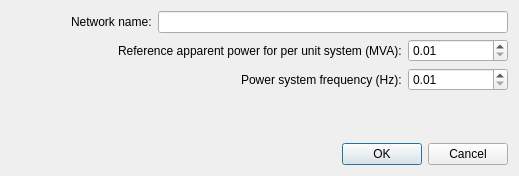
Old version of the form src/electricalsim/ui/network_settings_dialog.ui in the repository aloytag/electrical-grid-simulator.
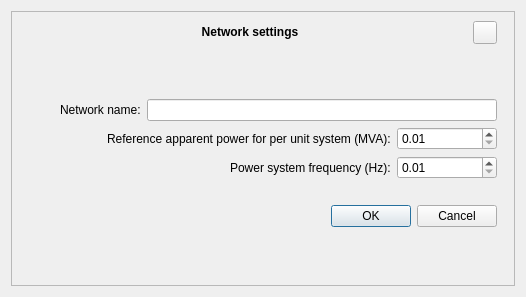
New version of the form.

```diff
--- a/src/electricalsim/ui/network_settings_dialog.ui
+++ b/src/electricalsim/ui/network_settings_dialog.ui
@@ -6,20 +6,20 @@
    <rect>
     <x>0</x>
     <y>0</y>
-    <width>519</width>
-    <height>176</height>
+    <width>526</width>
+    <height>297</height>
    </rect>
   </property>
   <property name="minimumSize">
    <size>
-    <width>519</width>
+    <width>0</width>
     <height>176</height>
    </size>
   </property>
   <property name="maximumSize">
    <size>
-    <width>519</width>
-    <height>176</height>
+    <width>800</width>
+    <height>500</height>
    </size>
   </property>
   <property name="windowTitle">
@@ -27,6 +27,67 @@
   </property>
   <layout class="QVBoxLayout" name="verticalLayout">
    <item>
+    <widget class="QFrame" name="frame">
+     <property name="minimumSize">
+      <size>
+       <width>0</width>
+       <height>50</height>
+      </size>
+     </property>
+     <property name="frameShape">
+      <enum>QFrame::Shape::StyledPanel</enum>
+     </property>
+     <property name="frameShadow">
+      <enum>QFrame::Shadow::Raised</enum>
+     </property>
+     <layout class="QVBoxLayout" name="verticalLayout_2">
+      <property name="leftMargin">
+       <number>21</number>
+      </property>
+      <property name="rightMargin">
+       <number>17</number>
+      </property>
+      <item>
+       <layout class="QHBoxLayout" name="horizontalLayout_4">
+        <item>
+         <widget class="QLabel" name="label_4">
+          <property name="text">
+           <string>&lt;html&gt;&lt;head/&gt;&lt;body&gt;&lt;p&gt;&lt;span style=&quot; font-weight:700;&quot;&gt;Network settings&lt;/span&gt;&lt;/p&gt;&lt;/body&gt;&lt;/html&gt;</string>
+          </property>
+          <property name="textFormat">
+           <enum>Qt::TextFormat::RichText</enum>
+          </property>
+          <property name="alignment">
+           <set>Qt::AlignmentFlag::AlignCenter</set>
+          </property>
+         </widget>
+        </item>
+        <item>
+         <widget class="QToolButton" name="btn_close">
+          <property name="focusPolicy">
+           <enum>Qt::FocusPolicy::NoFocus</enum>
+          </property>
+          <property name="text">
+           <string/>
+          </property>
+         </widget>
+        </item>
+       </layout>
+      </item>
+      <item>
+       <spacer name="verticalSpacer_2">
+        <property name="orientation">
+         <enum>Qt::Orientation::Vertical</enum>
+        </property>
+        <property name="sizeHint" stdset="0">
+         <size>
+          <width>20</width>
+          <height>40</height>
+         </size>
+        </property>
+       </spacer>
+      </item>
+      <item>
     <layout class="QHBoxLayout" name="horizontalLayout">
      <item>
       <spacer name="horizontalSpacer">
@@ -156,14 +217,17 @@
     </layout>
    </item>
    <item>
-    <spacer name="verticalSpacer">
+       <spacer name="verticalSpacer_3">
      <property name="orientation">
-      <enum>Qt::Vertical</enum>
+         <enum>Qt::Orientation::Vertical</enum>
+        </property>
+        <property name="sizeType">
+         <enum>QSizePolicy::Policy::Fixed</enum>
      </property>
      <property name="sizeHint" stdset="0">
       <size>
        <width>20</width>
-       <height>40</height>
+          <height>20</height>
       </size>
      </property>
     </spacer>
@@ -174,8 +238,24 @@
       <enum>Qt::Horizontal</enum>
      </property>
      <property name="standardButtons">
-      <set>QDialogButtonBox::Cancel|QDialogButtonBox::Ok</set>
-     </property>
+         <set>QDialogButtonBox::StandardButton::Cancel|QDialogButtonBox::StandardButton::Ok</set>
+        </property>
+       </widget>
+      </item>
+      <item>
+       <spacer name="verticalSpacer">
+        <property name="orientation">
+         <enum>Qt::Orientation::Vertical</enum>
+        </property>
+        <property name="sizeHint" stdset="0">
+         <size>
+          <width>20</width>
+          <height>40</height>
+         </size>
+        </property>
+       </spacer>
+      </item>
+     </layout>
     </widget>
    </item>
   </layout>
```
Left out of the diff: 28 changed lines with no effect on the pictures. Lines whose indentation alone changed are shown as unchanged.
